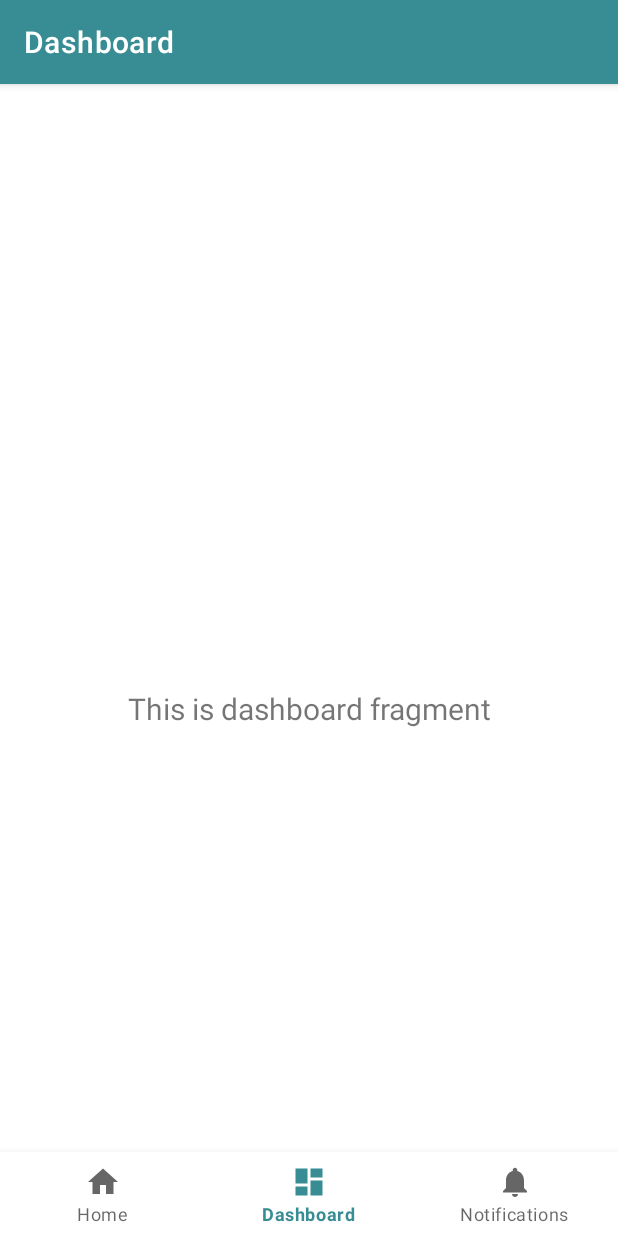
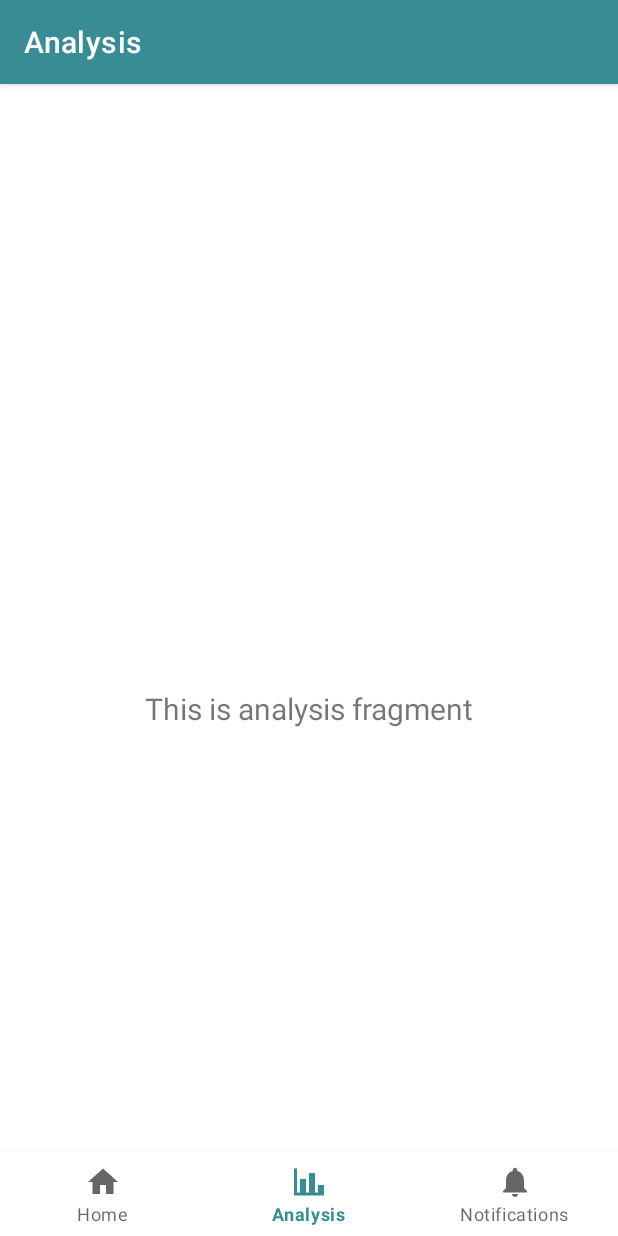
Before and after one commit to alakhalil/Mobile-interactions, an Android app: the AnalysisFragment screen opened through its navigation route, on a phone screen of 412 x 824 dp. Run offline under Robolectric (Android 15) with nearby library versions, the phone set to English and light mode, and no system bars; our stand-ins replace navigation-ui.

Commit message:
change dashboard to analysis

```diff
--- a/MoodTracker/app/src/main/java/com/example/moodtracker/MainActivity.java
+++ b/MoodTracker/app/src/main/java/com/example/moodtracker/MainActivity.java
@@ -27,7 +27,7 @@ public class MainActivity extends AppCompatActivity {
         // Passing each menu ID as a set of Ids because each
         // menu should be considered as top level destinations.
         AppBarConfiguration appBarConfiguration = new AppBarConfiguration.Builder(
-                R.id.navigation_home, R.id.navigation_dashboard, R.id.navigation_notifications)
+                R.id.navigation_home, R.id.navigation_analysis, R.id.navigation_notifications)
                 .build();
         NavController navController = Navigation.findNavController(this, R.id.nav_host_fragment_activity_main);
         NavigationUI.setupActionBarWithNavController(this, navController, appBarConfiguration);
--- a/MoodTracker/app/src/main/java/com/example/moodtracker/ui/dashboard/DashboardFragment.java
+++ b/MoodTracker/app/src/main/java/com/example/moodtracker/ui/analysis/AnalysisFragment.java
@@ -1,4 +1,4 @@
-package com.example.moodtracker.ui.dashboard;
+package com.example.moodtracker.ui.analysis;
 
 import android.os.Bundle;
 import android.view.LayoutInflater;
@@ -10,22 +10,22 @@ import androidx.annotation.NonNull;
 import androidx.fragment.app.Fragment;
 import androidx.lifecycle.ViewModelProvider;
 
-import com.example.moodtracker.databinding.FragmentDashboardBinding;
+import com.example.moodtracker.databinding.FragmentAnalysisBinding;
 
-public class DashboardFragment extends Fragment {
+public class AnalysisFragment extends Fragment {
 
-    private FragmentDashboardBinding binding;
+    private FragmentAnalysisBinding binding;
 
     public View onCreateView(@NonNull LayoutInflater inflater,
                              ViewGroup container, Bundle savedInstanceState) {
-        DashboardViewModel dashboardViewModel =
-                new ViewModelProvider(this).get(DashboardViewModel.class);
+        AnalysisViewModel analysisViewModel =
+                new ViewModelProvider(this).get(AnalysisViewModel.class);
 
-        binding = FragmentDashboardBinding.inflate(inflater, container, false);
+        binding = FragmentAnalysisBinding.inflate(inflater, container, false);
         View root = binding.getRoot();
 
-        final TextView textView = binding.textDashboard;
-        dashboardViewModel.getText().observe(getViewLifecycleOwner(), textView::setText);
+        final TextView textView = binding.textAnalysis;
+        analysisViewModel.getText().observe(getViewLifecycleOwner(), textView::setText);
         return root;
     }
 
--- a/MoodTracker/app/src/main/java/com/example/moodtracker/ui/dashboard/DashboardViewModel.java
+++ b/MoodTracker/app/src/main/java/com/example/moodtracker/ui/analysis/AnalysisViewModel.java
@@ -1,16 +1,16 @@
-package com.example.moodtracker.ui.dashboard;
+package com.example.moodtracker.ui.analysis;
 
 import androidx.lifecycle.LiveData;
 import androidx.lifecycle.MutableLiveData;
 import androidx.lifecycle.ViewModel;
 
-public class DashboardViewModel extends ViewModel {
+public class AnalysisViewModel extends ViewModel {
 
     private final MutableLiveData<String> mText;
 
-    public DashboardViewModel() {
+    public AnalysisViewModel() {
         mText = new MutableLiveData<>();
-        mText.setValue("This is dashboard fragment");
+        mText.setValue("This is analysis fragment");
     }
 
     public LiveData<String> getText() {
--- a/MoodTracker/app/src/main/java/com/example/moodtracker/ui/notifications/NotificationsFragment.java
+++ b/MoodTracker/app/src/main/java/com/example/moodtracker/ui/calendar/NotificationsFragment.java
@@ -1,4 +1,4 @@
-package com.example.moodtracker.ui.notifications;
+package com.example.moodtracker.ui.calendar;
 
 import android.os.Bundle;
 import android.view.LayoutInflater;
--- a/MoodTracker/app/src/main/java/com/example/moodtracker/ui/notifications/NotificationsViewModel.java
+++ b/MoodTracker/app/src/main/java/com/example/moodtracker/ui/calendar/NotificationsViewModel.java
@@ -1,4 +1,4 @@
-package com.example.moodtracker.ui.notifications;
+package com.example.moodtracker.ui.calendar;
 
 import androidx.lifecycle.LiveData;
 import androidx.lifecycle.MutableLiveData;
--- /dev/null
+++ b/MoodTracker/app/src/main/res/drawable/chart_bar.xml
@@ -0,0 +1,9 @@
+<!-- drawable/chart_bar.xml -->
+<vector xmlns:android="http://schemas.android.com/apk/res/android"
+    android:height="24dp"
+    android:width="24dp"
+    android:viewportWidth="24"
+    android:viewportHeight="24">
+    <path android:fillColor="#000"
+        android:pathData="M22,21H2V3H4V19H6V10H10V19H12V6H16V19H18V14H22V21Z" />
+</vector>
--- a/MoodTracker/app/src/main/res/layout/fragment_dashboard.xml
+++ b/MoodTracker/app/src/main/res/layout/fragment_analysis.xml
@@ -4,10 +4,10 @@
     xmlns:tools="http://schemas.android.com/tools"
     android:layout_width="match_parent"
     android:layout_height="match_parent"
-    tools:context=".ui.dashboard.DashboardFragment">
+    tools:context=".ui.analysis.AnalysisFragment">
 
     <TextView
-        android:id="@+id/text_dashboard"
+        android:id="@+id/text_analysis"
         android:layout_width="match_parent"
         android:layout_height="wrap_content"
         android:layout_marginStart="8dp"
--- a/MoodTracker/app/src/main/res/layout/fragment_notifications.xml
+++ b/MoodTracker/app/src/main/res/layout/fragment_notifications.xml
@@ -4,7 +4,7 @@
     xmlns:tools="http://schemas.android.com/tools"
     android:layout_width="match_parent"
     android:layout_height="match_parent"
-    tools:context=".ui.notifications.NotificationsFragment">
+    tools:context=".ui.calendar.NotificationsFragment">
 
     <TextView
         android:id="@+id/text_notifications"
--- a/MoodTracker/app/src/main/res/menu/bottom_nav_menu.xml
+++ b/MoodTracker/app/src/main/res/menu/bottom_nav_menu.xml
@@ -7,9 +7,9 @@
         android:title="@string/title_home" />
 
     <item
-        android:id="@+id/navigation_dashboard"
-        android:icon="@drawable/ic_dashboard_black_24dp"
-        android:title="@string/title_dashboard" />
+        android:id="@+id/navigation_analysis"
+        android:icon="@drawable/chart_bar"
+        android:title="@string/title_analysis" />
 
     <item
         android:id="@+id/navigation_notifications"
--- a/MoodTracker/app/src/main/res/navigation/mobile_navigation.xml
+++ b/MoodTracker/app/src/main/res/navigation/mobile_navigation.xml
@@ -12,15 +12,15 @@
         tools:layout="@layout/fragment_home" />
 
     <fragment
-        android:id="@+id/navigation_dashboard"
-        android:name="com.example.moodtracker.ui.dashboard.DashboardFragment"
-        android:label="@string/title_dashboard"
-        tools:layout="@layout/fragment_dashboard" />
+        android:id="@+id/navigation_analysis"
+        android:name="com.example.moodtracker.ui.analysis.AnalysisFragment"
+        android:label="@string/title_analysis"
+        tools:layout="@layout/fragment_analysis" />
 
 
     <fragment
         android:id="@+id/navigation_notifications"
-        android:name="com.example.moodtracker.ui.notifications.NotificationsFragment"
+        android:name="com.example.moodtracker.ui.calendar.NotificationsFragment"
         android:label="@string/title_notifications"
         tools:layout="@layout/fragment_notifications" />
 </navigation>
--- a/MoodTracker/app/src/main/res/values/strings.xml
+++ b/MoodTracker/app/src/main/res/values/strings.xml
@@ -1,6 +1,6 @@
 <resources>
     <string name="app_name">MoodTracker</string>
     <string name="title_home">Home</string>
-    <string name="title_dashboard">Dashboard</string>
     <string name="title_notifications">Notifications</string>
+    <string name="title_analysis">Analysis</string>
 </resources>
```
